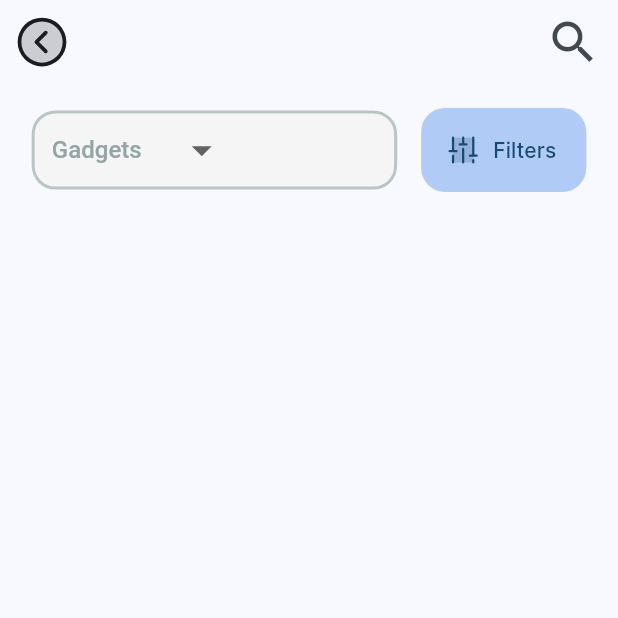
After one commit to yaksh1/reclaimify, a Flutter app: the screen it shows after launch, on a phone screen of 412 x 824 dp, the top half of it. The commit adds this screen. Run offline on Flutter 3.47's test engine with Material 2 defaults, Android fonts, the light colour scheme and no system bars; our stand-ins replace cloud_firestore, firebase_auth, firebase_core, firebase_storage, flutter_screenutil, flutter_svg and 7 more; accounts and stored records are empty; project files that could hold a hidden picture were left out.

Commit message:
post list view

```diff
--- /dev/null
+++ b/lib/components/icon_button.dart
@@ -0,0 +1,27 @@
+import 'package:flutter/material.dart';
+import 'package:flutter_screenutil/flutter_screenutil.dart';
+import 'package:reclaimify/utils/colors.dart';
+
+class MyIconButton extends StatelessWidget {
+  const MyIconButton({
+    super.key,
+    required this.icon,
+    required this.text,
+    required this.onPressed,
+  });
+  final IconData icon;
+  final String text;
+  final VoidCallback onPressed;
+
+  @override
+  Widget build(BuildContext context) {
+    return FloatingActionButton.extended(
+      onPressed: onPressed,
+      elevation: 0,
+      label: Text(text), // <-- Text
+      backgroundColor: AppColors.lightMainColor2,
+      icon: Icon(icon),
+      shape: RoundedRectangleBorder(borderRadius: BorderRadius.circular(15.r)),
+    );
+  }
+}
--- a/lib/components/my_snackbar.dart
+++ b/lib/components/my_snackbar.dart
@@ -4,7 +4,7 @@ import 'package:get/get.dart';
 
 class MySnackBar{
     void mySnackBar({required String header, required String content,
-      Color bgColor = Colors.white, Color borderColor = Colors.white,double blur =0}) {
+      Color bgColor = Colors.white, Color borderColor = Colors.white,double blur =0,}) {
     Get.snackbar(
       header,
       content,
--- a/lib/main.dart
+++ b/lib/main.dart
@@ -12,6 +12,7 @@ import 'package:reclaimify/views/authentication/login/login_view.dart';
 import 'package:reclaimify/views/authentication/register/register_view.dart';
 import 'package:reclaimify/views/authentication/verify%20email/verify_email_view.dart';
 import 'package:reclaimify/views/landing%20page/landing_page.dart';
+import 'package:reclaimify/views/post%20list%20view/posts_list.dart';
 
 
 void main() async {
@@ -33,7 +34,7 @@ void main() async {
           defaultTransition: Transition.leftToRight,
           transitionDuration: const Duration(milliseconds: 500),
           // home: isViewed!=0? OnBoardingView() : const HomePage(),
-          home: const AuthGate(),
+          home: const PostsView(),
           // home: const Gallery(),
           routes: {
             registerRoute: (context) => const Register(),
--- /dev/null
+++ b/lib/views/post list view/posts_list.dart
@@ -0,0 +1,143 @@
+import 'dart:typed_data';
+
+import 'package:cloud_firestore/cloud_firestore.dart';
+import 'package:flutter/material.dart';
+import 'package:flutter_screenutil/flutter_screenutil.dart';
+import 'package:phosphor_flutter/phosphor_flutter.dart';
+import 'package:reclaimify/components/back_icon.dart';
+import 'package:reclaimify/components/blue_button.dart';
+import 'package:reclaimify/components/icon_button.dart';
+import 'package:reclaimify/components/post_card_widget.dart';
+import 'package:reclaimify/utils/colors.dart';
+
+class PostsView extends StatefulWidget {
+  const PostsView({super.key});
+
+  @override
+  State<PostsView> createState() => _PostsViewState();
+}
+
+class _PostsViewState extends State<PostsView> {
+  Uint8List? file = null;
+  String? _currentItemSelected = "Gadgets";
+  var _categories = ['Gadgets', 'Books', 'Id-Card', 'Bottle', 'Other Items'];
+
+  @override
+  Widget build(BuildContext context) {
+    return Scaffold(
+      appBar: AppBar(
+        //! <---- header -----> //
+        actions: [
+          Padding(
+            padding: EdgeInsets.symmetric(horizontal: 10.w),
+            child: Icon(Icons.search_sharp, size: 35.h),
+          ),
+        ],
+        centerTitle: true,
+        leading: BackIcon(),
+        // centerTitle: true,
+      ),
+      body: SafeArea(
+          child: SingleChildScrollView(
+        physics: BouncingScrollPhysics(),
+        child: Center(
+          child: Container(
+            padding: EdgeInsets.symmetric(horizontal: 20.h),
+            child: Column(
+              children: [
+                SizedBox(
+                  height: 16,
+                ),
+                Row(
+                  children: [
+                    //! <---- select category -----> //
+                    Expanded(child: _selectionCategory()),
+                    SizedBox(
+                      width: 16,
+                    ),
+                    //! <---- icon button filters -----> //
+                    MyIconButton(
+                      onPressed: () {
+                        //TODO
+                      },
+                      icon: PhosphorIcons.duotone.faders,
+                      text: "Filters",
+                    ),
+                  ],
+                ),
+                StreamBuilder(
+                  stream: FirebaseFirestore.instance
+                      .collection('posts')
+                      .snapshots(),
+                  builder: (context,
+                      AsyncSnapshot<QuerySnapshot<Map<String, dynamic>>>
+                          snapshot) {
+                    if (snapshot.connectionState == ConnectionState.waiting) {
+                      return const Center(
+                        child: CircularProgressIndicator(),
+                      );
+                    }
+                    return ListView.builder(
+                      shrinkWrap: true,
+                      scrollDirection: Axis.vertical,
+                      physics: ClampingScrollPhysics(),
+                      itemCount: snapshot.data!.docs.length,
+                      itemBuilder: (context, index) {
+                        return Padding(
+                          padding: EdgeInsets.symmetric(vertical:24),
+                          child: PostCardWidget(
+                            snap: snapshot.data!.docs[index].data(),
+                          ),
+                        );
+                      },
+                    );
+                  },
+                ),
+              ],
+            ),
+          ),
+        ),
+      )),
+    );
+  }
+
+  //! <---- select a category -----> //
+  Container _selectionCategory() {
+    return Container(
+      height: 50.h,
+      width: 210.w,
+      alignment: Alignment.centerLeft,
+      padding: EdgeInsets.symmetric(horizontal: 10.w),
+      decoration: BoxDecoration(
+          // <---- fill color -----> //
+          color: Colors.grey.shade100,
+          borderRadius: BorderRadius.circular(15.r),
+          border: Border.all(
+              // <---- border color -----> //
+              color: AppColors.slateGrey.withOpacity(0.6),
+              width: 2)),
+      child: DropdownButtonHideUnderline(
+        child: DropdownButton<String>(
+          iconSize: 30.h,
+          style: TextStyle(
+              // <---- text color -----> //
+              color: AppColors.slateGrey,
+              fontSize: 14.sp,
+              fontWeight: FontWeight.w500),
+          items: _categories.map((String dropDownStringItem) {
+            return DropdownMenuItem<String>(
+              value: dropDownStringItem,
+              child: Text(dropDownStringItem),
+            );
+          }).toList(),
+          onChanged: (String? newValueSelected) {
+            setState(() {
+              _currentItemSelected = newValueSelected;
+            });
+          },
+          value: _currentItemSelected,
+        ),
+      ),
+    );
+  }
+}
```
Also changed, not shown: lib/components/post_card_widget.dart (added, +86 -0 lines), lib/components/text_form.dart (+8 -1 lines), lib/views/advert_view/advert_view.dart (+8 -8 lines), lib/views/post revise view/post_revise.dart (+106 -77 lines).
